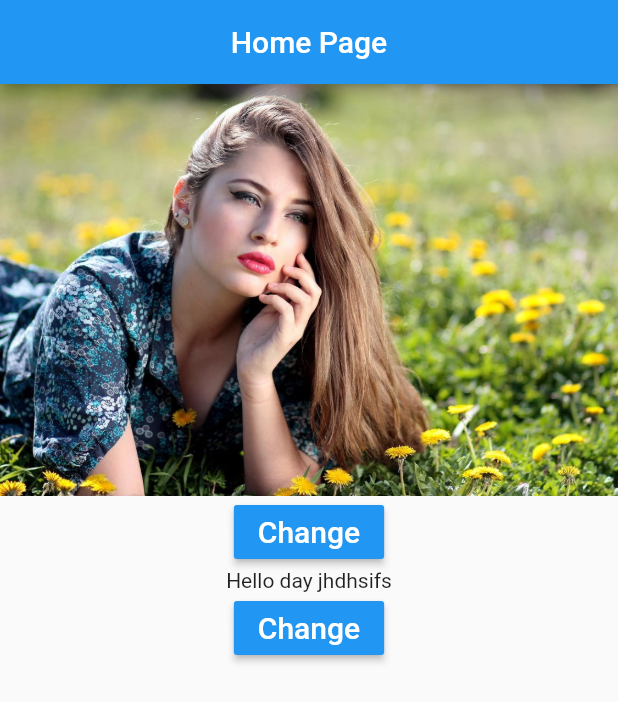
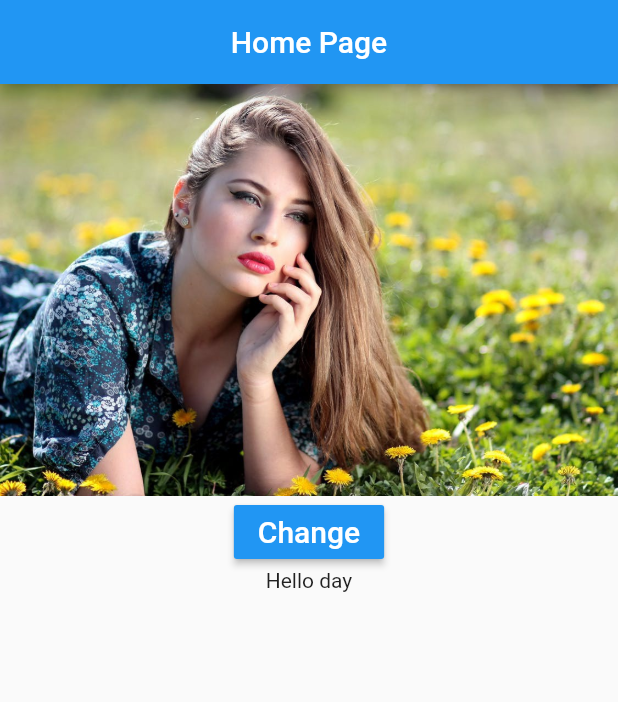
Before and after one commit to neang-makara/new, a Flutter app: the screen it shows after launch, after a tap on "Change", on a phone screen of 412 x 824 dp. Shown: the top 702 px of the screen. Run offline on Flutter 3.47's test engine with Material 2 defaults, Android fonts, the phone set to English and light mode, and no system bars.

Commit message:
push again

```diff
--- a/lib/main.dart
+++ b/lib/main.dart
@@ -42,17 +42,9 @@ class _HomeState extends State<Home> {
               });
           }),
           Center(
-            child: Text("Hello day jhdhsifs"),
+            child: Text("Hello day"),
           ),
-          RaisedButton(
-              color: Colors.blue,
-              child: Text("Change",style: TextStyle(color: Colors.white,fontSize: 20),),
-              onPressed: (){
-                setState(() {
-                  chang =! chang;
-                  print('$chang');
-                });
-              }),
+
         ],
       ),
     );
```
